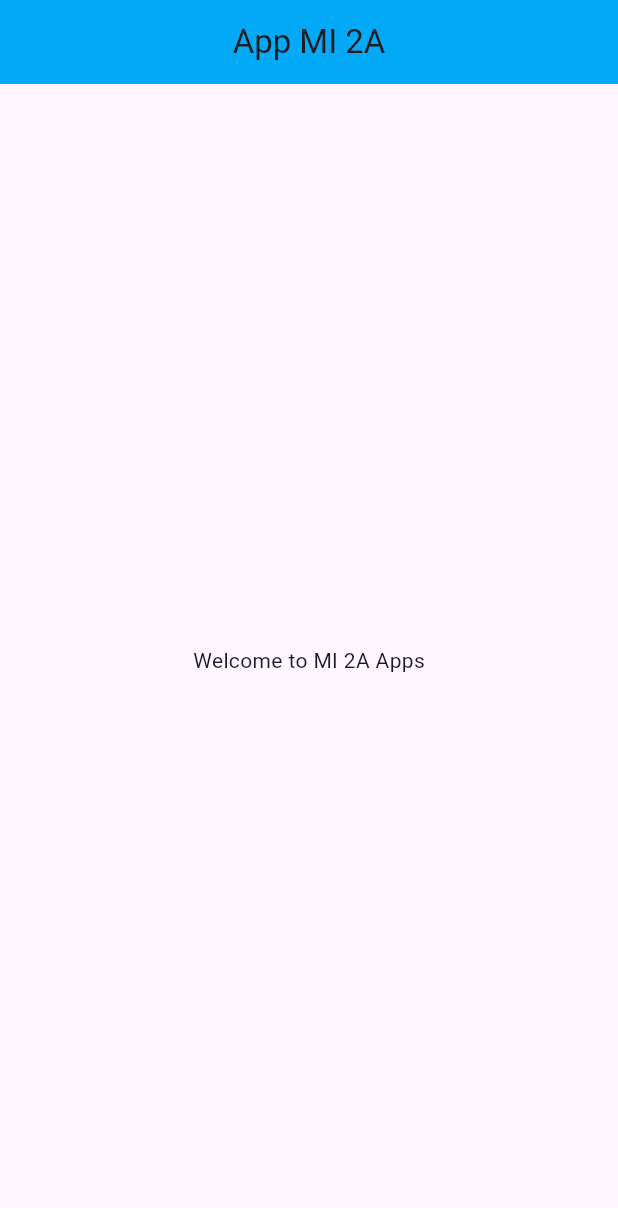
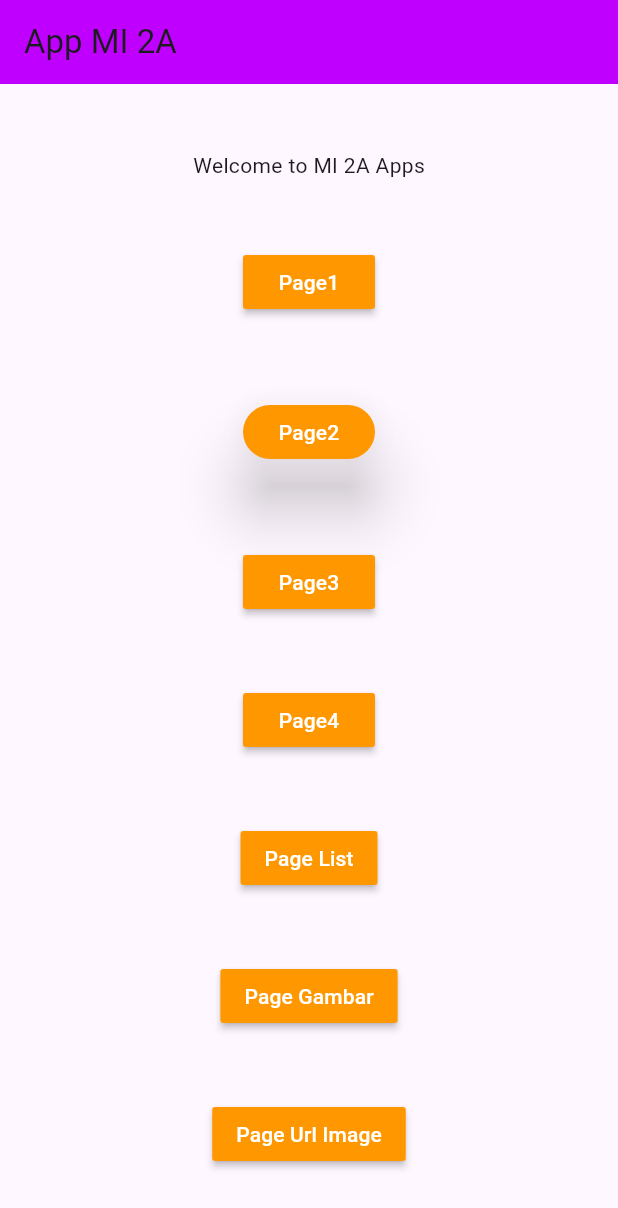
Before and after one commit to widmaamelia/lanjutan_hello_word, a Flutter app: the screen it shows after launch, on a phone screen of 412 x 824 dp. Shown: the top 1208 px of the screen. Run offline on Flutter 3.47's test engine with Material 3 defaults, Android fonts, the phone set to English and light mode, and no system bars.

Commit message:
update all

```diff
--- a/lib/main.dart
+++ b/lib/main.dart
@@ -1,4 +1,13 @@
 import 'package:flutter/material.dart';
+import 'package:flutter_project/Screen/page_column.dart';
+import 'package:flutter_project/Screen/page_dua.dart';
+import 'package:flutter_project/Screen/page_gambar.dart';
+import 'package:flutter_project/Screen/page_list_horizontal.dart';
+import 'package:flutter_project/Screen/page_row.dart';
+import 'package:flutter_project/Screen/page_row_column.dart';
+import 'package:flutter_project/Screen/page_satu.dart';
+import 'package:flutter_project/Screen/page_tiga.dart';
+import 'package:flutter_project/Screen/page_url_image.dart';
 
 void main() {
   runApp(const MyApp());
@@ -45,12 +54,81 @@ class PageUtama extends StatelessWidget {
     return Scaffold(
       appBar: AppBar(
         title: Text('App MI 2A'),
-        backgroundColor: Colors.lightBlue,
-        centerTitle: true,
+        backgroundColor: const Color.fromARGB(255, 191, 0, 255),
       ),
 
-      body: Center(
-        child: Text('Welcome to MI 2A Apps'),
+      body: Center(child: Column(
+        mainAxisAlignment: MainAxisAlignment.spaceEvenly, //horizontal
+        crossAxisAlignment: CrossAxisAlignment.center, //vertikal
+        children: [
+          Text('Welcome to MI 2A Apps'),
+          MaterialButton(onPressed: (){
+            Navigator.push(context, MaterialPageRoute(builder:(context)
+            =>PageSatu()));
+          },
+            color: Colors.orange,
+            child: Text('Page1', style: TextStyle(fontSize: 14, color : Colors.white),),
+          ),
+
+          Padding(
+            padding: const EdgeInsets.all(8.0),
+            child: MaterialButton(onPressed: (){
+              Navigator.push(context, MaterialPageRoute(builder:(context)
+              =>PageColumn()));
+            },
+              elevation: 18.0,
+              shape: RoundedRectangleBorder(borderRadius: BorderRadius.circular(20)),
+              color: Colors.orange,
+              clipBehavior: Clip.antiAlias,
+              child: Text('Page2', style: TextStyle(fontSize: 14, color : Colors.white),),
+            ),
+          ),
+
+          MaterialButton(onPressed: (){
+            Navigator.push(context, MaterialPageRoute(builder:(context)
+            =>PageRow()));
+          },
+            color: Colors.orange,
+            child: Text('Page3', style: TextStyle(fontSize: 14, color : Colors.white),),
+          ),
+
+          MaterialButton(onPressed: (){
+            Navigator.push(context, MaterialPageRoute(builder:(context)
+            =>PageRowCoulm()));
+          },
+            color: Colors.orange,
+            child: Text('Page4', style: TextStyle(fontSize: 14, color : Colors.white),),
+          ),
+
+          MaterialButton(onPressed: (){
+            Navigator.push(context, MaterialPageRoute(builder: (context)
+            => PageListHorizontal() //berfungsi pindah page
+            ));
+          },
+            color: Colors.orange,
+            child: Text('Page List', style: TextStyle(fontSize: 14, color: Colors.white),),
+          ),
+
+          MaterialButton(onPressed: (){
+            Navigator.push(context, MaterialPageRoute(builder: (context)
+            => PageGambar() //berfungsi pindah page
+            ));
+          },
+            color: Colors.orange,
+            child: Text('Page Gambar', style: TextStyle(fontSize: 14, color: Colors.white),),
+          ),
+
+          MaterialButton(onPressed: (){
+            Navigator.push(context, MaterialPageRoute(builder: (context)
+            => PageUrlImage() //berfungsi pindah page
+            ));
+          },
+            color: Colors.orange,
+            child: Text('Page Url Image', style: TextStyle(fontSize: 14, color: Colors.white),),
+          ),
+
+        ],
+      )
       ),
     );
   }
--- a/pubspec.yaml
+++ b/pubspec.yaml
@@ -58,9 +58,9 @@ flutter:
   uses-material-design: true
 
   # To add assets to your application, add an assets section, like this:
-  # assets:
-  #   - images/a_dot_burr.jpeg
-  #   - images/a_dot_ham.jpeg
+  assets:
+     - gambar/gambar1.jpg
+     - gambar/
 
   # An image asset can refer to one or more resolution-specific "variants", see
   # https://flutter.dev/to/resolution-aware-images
```
Also changed, not shown: lib/Screen/page_column.dart (added, +27 -0 lines), lib/Screen/page_dua.dart (added, +18 -0 lines), lib/Screen/page_gambar.dart (added, +24 -0 lines), lib/Screen/page_list_horizontal.dart (added, +28 -0 lines), lib/Screen/page_row.dart (added, +35 -0 lines), lib/Screen/page_row_column.dart (added, +62 -0 lines), lib/Screen/page_satu.dart (added, +18 -0 lines), lib/Screen/page_tiga.dart (added, +18 -0 lines), lib/Screen/page_url_image.dart (added, +19 -0 lines), 1 other file.
